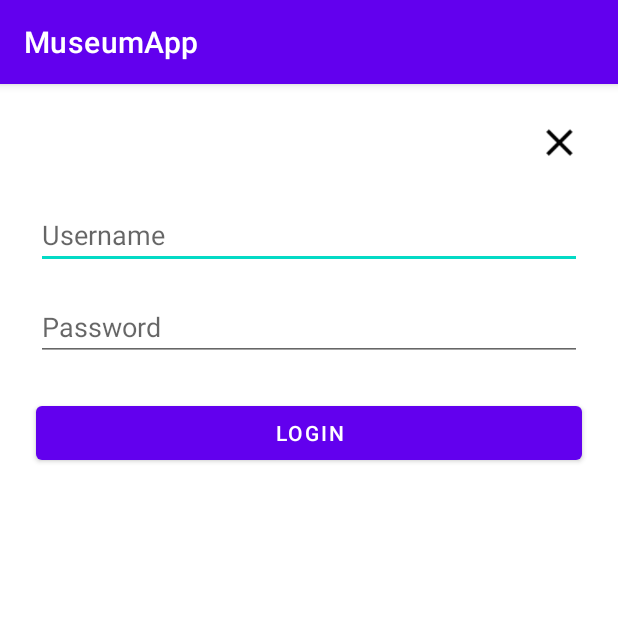
After one commit to tx13al/COSC4P02D32023Winter, an Android app: the Login screen opened directly, with no data from a screen before it, on a phone screen of 412 x 824 dp, the top half of it. The commit adds this screen. Run offline under Robolectric (Android 15) with nearby library versions, the phone set to English and light mode, and no system bars.

Commit message:
Login Layout + Small Changes
Login Page Created [Uses Image to Close Layout]

Button Function Method Modified to onClick

Button Layout Switch Modified to close upon changing floors [can't use back button to leave current floor layout]

Modified activity_floor_one to use canvas instead of Image

Added Package & Activities to Manifest

```diff
--- a/MasterProject/MuseumApp/app/src/main/AndroidManifest.xml
+++ b/MasterProject/MuseumApp/app/src/main/AndroidManifest.xml
@@ -1,6 +1,7 @@
 <?xml version="1.0" encoding="utf-8"?>
 <manifest xmlns:android="http://schemas.android.com/apk/res/android"
-    xmlns:tools="http://schemas.android.com/tools">
+    xmlns:tools="http://schemas.android.com/tools"
+    package="com.example.museumapp">
 
     <application
         android:allowBackup="true"
@@ -11,6 +12,9 @@
         android:supportsRtl="true"
         android:theme="@style/Theme.MuseumApp"
         tools:targetApi="31">
+        <activity android:name=".Login" />
+        <activity android:name=".FloorTwo" />
+        <activity android:name=".FloorOne" />
         <activity
             android:name=".MainActivity"
             android:exported="true">
--- /dev/null
+++ b/MasterProject/MuseumApp/app/src/main/java/com/example/museumapp/Login.java
@@ -0,0 +1,43 @@
+package com.example.museumapp;
+
+import androidx.appcompat.app.AppCompatActivity;
+
+import android.os.Bundle;
+import android.view.View;
+import android.widget.Button;
+import android.widget.EditText;
+import android.widget.ImageView;
+
+public class Login extends AppCompatActivity implements View.OnClickListener {
+    Button buttonLogin;
+    ImageView loginCancel;
+    EditText loginUser, loginPass;
+
+    @Override
+    protected void onCreate(Bundle savedInstanceState) {
+        super.onCreate(savedInstanceState);
+        setContentView(R.layout.activity_login);
+
+        loginUser = (EditText) findViewById(R.id.loginUser);
+        loginPass = (EditText) findViewById(R.id.loginPass);
+        buttonLogin = (Button) findViewById(R.id.buttonLogin);
+        loginCancel = (ImageView) findViewById(R.id.loginCancel);
+
+        buttonLogin.setOnClickListener(this);
+        loginCancel.setOnClickListener(this);
+    }
+
+    public void onClick(View view) {
+        switch(view.getId()) {
+            case R.id.buttonLogin:
+                // TODO Login Check
+                finish();
+                break;
+            case R.id.loginCancel:
+                finish();
+                break;
+            default:
+                break;
+        }
+    }
+}
--- /dev/null
+++ b/MasterProject/MuseumApp/app/src/main/res/layout/activity_login.xml
@@ -0,0 +1,86 @@
+<?xml version="1.0" encoding="utf-8"?>
+<androidx.constraintlayout.widget.ConstraintLayout xmlns:android="http://schemas.android.com/apk/res/android"
+    xmlns:app="http://schemas.android.com/apk/res-auto"
+    xmlns:tools="http://schemas.android.com/tools"
+    android:layout_width="match_parent"
+    android:layout_height="match_parent"
+    tools:context=".Login">
+
+    <EditText
+        android:id="@+id/loginUser"
+        android:layout_width="0dp"
+        android:layout_height="wrap_content"
+        android:layout_marginStart="24dp"
+        android:layout_marginLeft="24dp"
+        android:layout_marginTop="24dp"
+        android:layout_marginEnd="24dp"
+        android:layout_marginRight="24dp"
+        android:ems="10"
+        android:hint="Username"
+        android:inputType="textEmailAddress"
+        app:layout_constraintEnd_toEndOf="parent"
+        app:layout_constraintHorizontal_bias="0.0"
+        app:layout_constraintStart_toStartOf="parent"
+        app:layout_constraintTop_toBottomOf="@+id/loginCancel" />
+
+    <EditText
+        android:id="@+id/loginPass"
+        android:layout_width="0dp"
+        android:layout_height="wrap_content"
+        android:layout_marginStart="24dp"
+        android:layout_marginLeft="24dp"
+        android:layout_marginTop="16dp"
+        android:layout_marginEnd="24dp"
+        android:layout_marginRight="24dp"
+        android:inputType="textPassword"
+        android:hint="Password"
+        app:layout_constraintEnd_toEndOf="parent"
+        app:layout_constraintHorizontal_bias="0.0"
+        app:layout_constraintStart_toStartOf="parent"
+        app:layout_constraintTop_toBottomOf="@+id/loginUser" />
+
+    <Button
+        android:id="@+id/buttonLogin"
+        android:layout_width="0dp"
+        android:layout_height="wrap_content"
+        android:layout_marginStart="24dp"
+        android:layout_marginLeft="24dp"
+        android:layout_marginTop="24dp"
+        android:layout_marginEnd="24dp"
+        android:layout_marginRight="24dp"
+        android:onClick="onClick"
+        android:text="Login"
+        app:layout_constraintEnd_toEndOf="parent"
+        app:layout_constraintHorizontal_bias="1.0"
+        app:layout_constraintStart_toStartOf="parent"
+        app:layout_constraintTop_toBottomOf="@+id/loginPass" />
+
+    <TextView
+        android:id="@+id/loginFailure"
+        android:layout_width="wrap_content"
+        android:layout_height="wrap_content"
+        android:layout_marginStart="24dp"
+        android:layout_marginLeft="24dp"
+        android:layout_marginTop="8dp"
+        android:layout_marginEnd="24dp"
+        android:layout_marginRight="24dp"
+        android:textColor="#FF0000"
+        app:layout_constraintEnd_toEndOf="parent"
+        app:layout_constraintHorizontal_bias="0.0"
+        app:layout_constraintStart_toStartOf="parent"
+        app:layout_constraintTop_toBottomOf="@+id/buttonLogin" />
+
+    <ImageView
+        android:id="@+id/loginCancel"
+        android:layout_width="30dp"
+        android:layout_height="30dp"
+        android:layout_marginTop="24dp"
+        android:layout_marginEnd="24dp"
+        android:layout_marginRight="24dp"
+        android:layout_marginBottom="8dp"
+        app:layout_constraintEnd_toEndOf="parent"
+        app:layout_constraintTop_toTopOf="parent"
+        app:layout_constraintVertical_bias="0.0"
+        app:srcCompat="@drawable/baseline_close_black_48dp" />
+
+</androidx.constraintlayout.widget.ConstraintLayout>
```
Also changed, not shown: MasterProject/MuseumApp/app/src/main/java/com/example/museumapp/FloorOne.java (+19 -3 lines), MasterProject/MuseumApp/app/src/main/java/com/example/museumapp/FloorTwo.java (+21 -2 lines), MasterProject/MuseumApp/app/src/main/res/layout/activity_floor_one.xml (+13 -15 lines), MasterProject/MuseumApp/app/src/main/res/layout/activity_floor_two.xml (+4 -3 lines), MasterProject/MuseumApp/app/src/main/res/drawable/baseline_close_black_48dp.png (added), MasterProject/MuseumApp/app/src/main/res/drawable/museum_blueprintsvertical.jpg (deleted).
